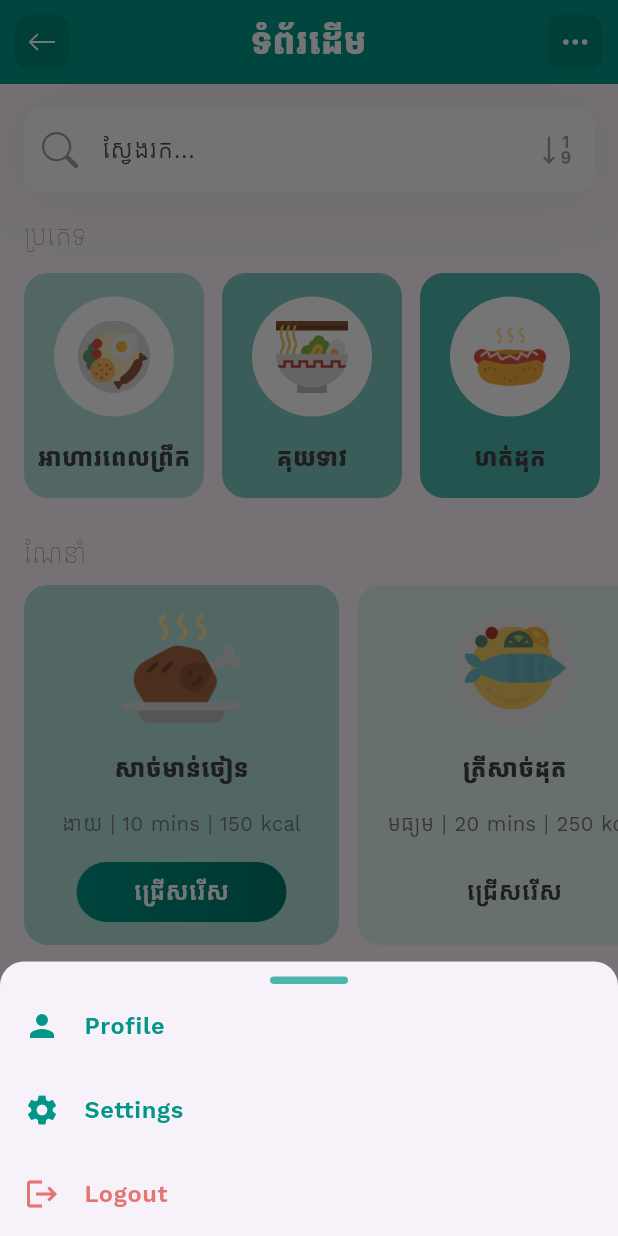
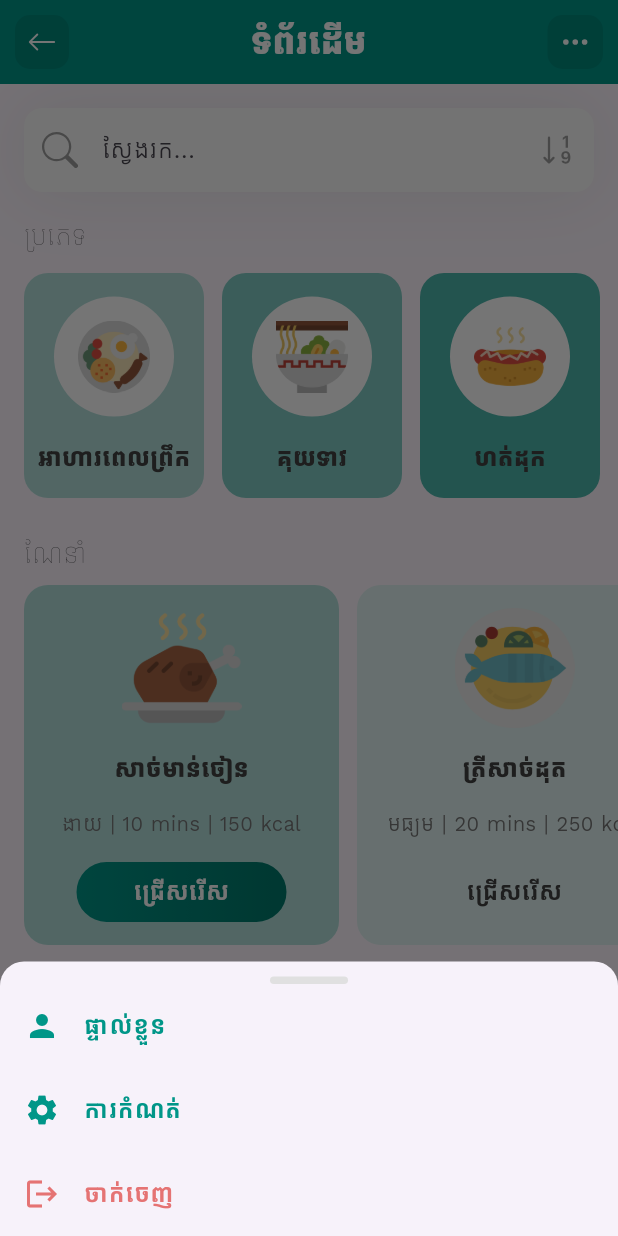
Before and after one commit to Konthaina/flutter-food-app, a Flutter app: the screen it shows after launch, after a tap on an icon or button, on a phone screen of 412 x 824 dp. Run offline on Flutter 3.47's test engine with Material 3 defaults, Android fonts, the phone set to English and light mode, and no system bars; our stand-ins replace flutter_svg.

Commit message:
change title to khmer

```diff
--- a/lib/pages/home.dart
+++ b/lib/pages/home.dart
@@ -394,7 +394,7 @@ class _HomePageState extends State<HomePage> {
               width: 52, // size (width)
               height: 5, // size (height)
               decoration: BoxDecoration(
-                color: Colors.teal[300], // ✅ color
+                color: Colors.grey[300], // ✅ color
                 borderRadius: BorderRadius.circular(99),
               ),
             ),
@@ -402,7 +402,7 @@ class _HomePageState extends State<HomePage> {
               iconColor: Colors.teal,
               leading: const Icon(Icons.person),
               title: const Text(
-                'Profile',
+                'ផ្ទាល់ខ្លួន',
                 style: TextStyle(
                   color: Colors.teal,
                   fontSize: 16,
@@ -415,7 +415,7 @@ class _HomePageState extends State<HomePage> {
               iconColor: Colors.teal,
               leading: const Icon(Icons.settings),
               title: const Text(
-                'Settings',
+                'ការកំណត់',
                 style: TextStyle(
                   color: Colors.teal,
                   fontSize: 16,
@@ -428,7 +428,7 @@ class _HomePageState extends State<HomePage> {
               iconColor: Colors.red[300],
               leading: const Icon(Icons.logout),
               title: Text(
-                'Logout',
+                'ចាក់ចេញ',
                 style: TextStyle(
                   color: Colors.red[300]!,
                   fontSize: 16,
```
